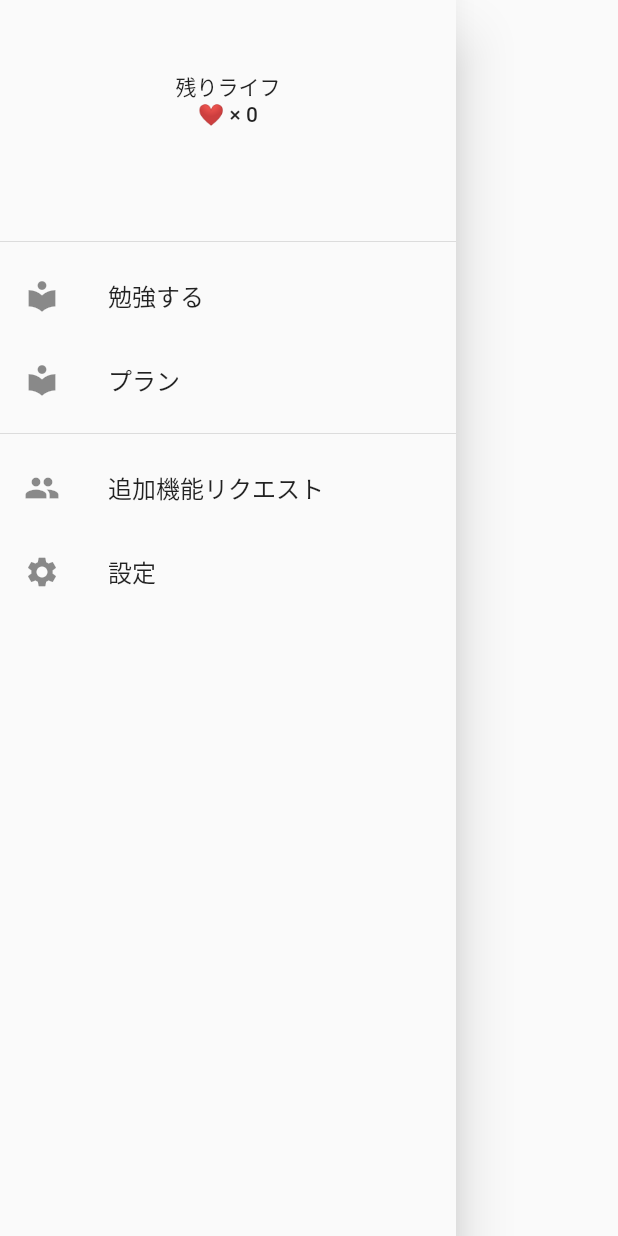
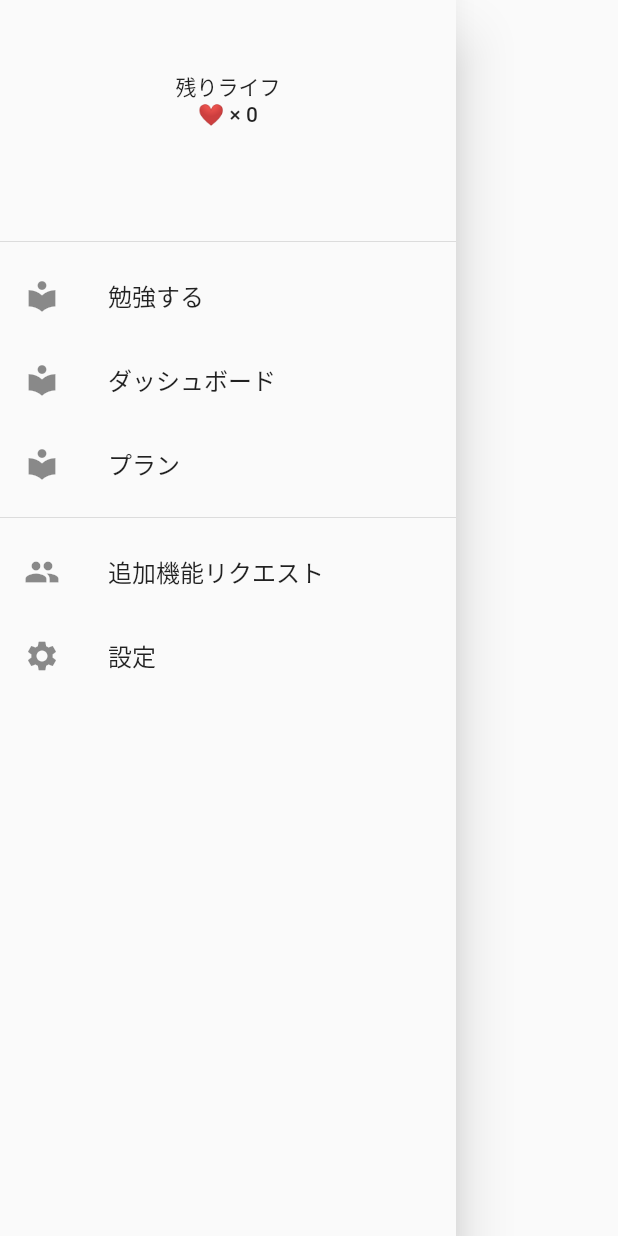
Before and after one commit to KitaharaMugiro/englister, a Flutter app: the MyDrawer widget shown alone on an empty page, opened directly, on a phone screen of 412 x 824 dp. Run offline on Flutter 3.47's test engine with Material 2 defaults, Android fonts, the phone set to English and light mode, and no system bars; our stand-ins replace dio, flutter_easyloading, flutter_hooks, flutter_riverpod, flutter_signin_button, freezed_annotation and 8 more; missing offline and left inert: amplify_auth_cognito, amplify_flutter, pretty_diff_text; accounts and stored records are empty; generated files the repository leaves out were written again; network calls fail; statements that could not run were skipped.

Commit message:
Webのダッシュボーに飛ばせるようにした

```diff
--- a/lib/components/drawer/MyDrawer.dart
+++ b/lib/components/drawer/MyDrawer.dart
@@ -77,6 +77,11 @@ class MyDrawer extends HookConsumerWidget {
       ),
       ListTile(
         leading: Icon(Icons.local_library),
+        title: Text('ダッシュボード'),
+        onTap: () => launch("https://english.yunomy.com/dashboard"),
+      ),
+      ListTile(
+        leading: Icon(Icons.local_library),
         title: Text('プラン'),
         onTap: () {
           Navigator.pop(context);
```
